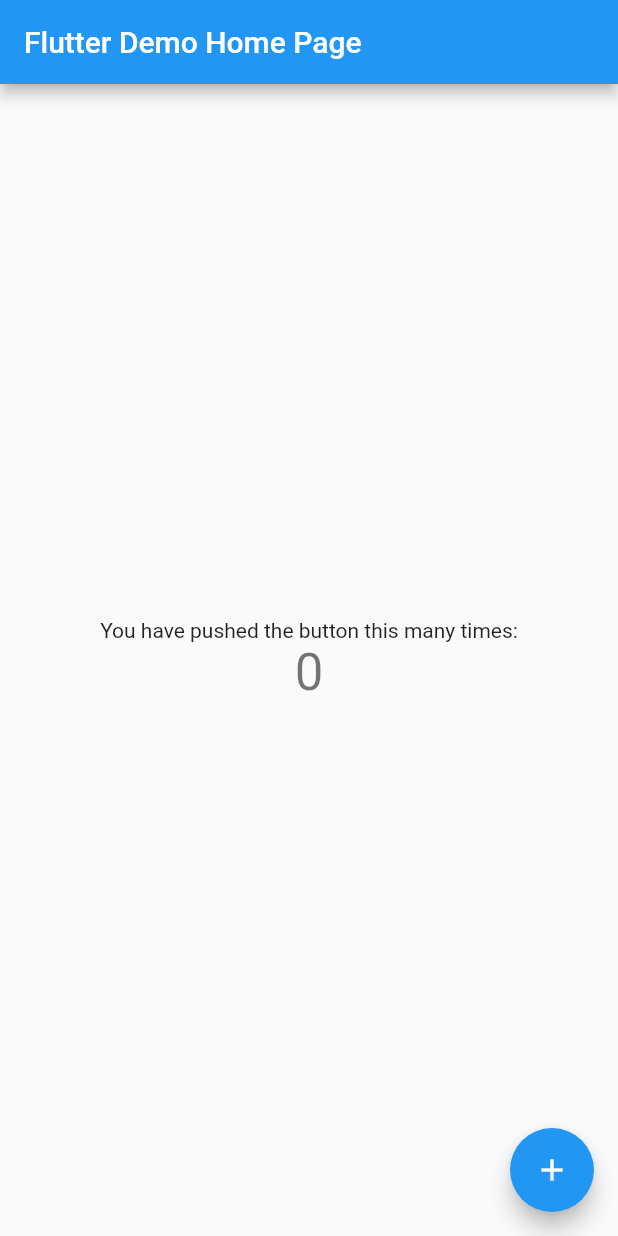
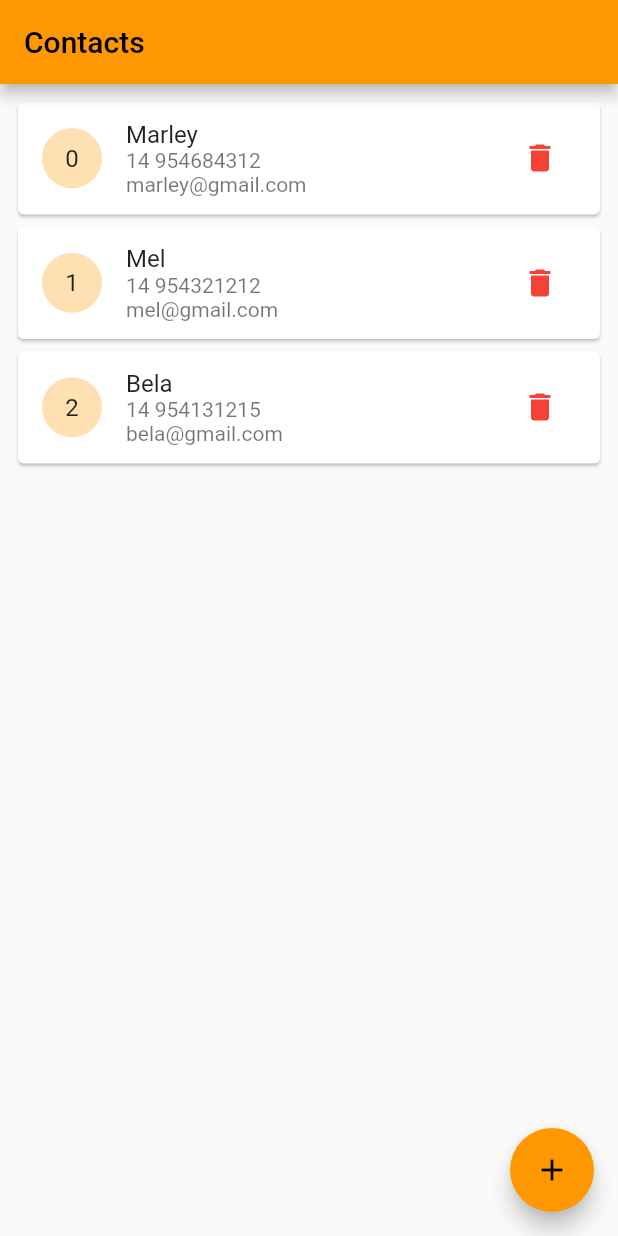
Before and after one commit to jonatascaetano/gerenciadores-de-estado, a Flutter app: the screen it shows after launch, on a phone screen of 412 x 824 dp. Run offline on Flutter 3.47's test engine with Material 2 defaults, Android fonts, the phone set to English and light mode, and no system bars.

Commit message:
Scoped model implemented

```diff
--- a/lib/main.dart
+++ b/lib/main.dart
@@ -1,4 +1,6 @@
 import 'package:flutter/material.dart';
+
+import 'view/home.dart';
 
 void main() {
   runApp(const MyApp());
@@ -6,110 +8,14 @@ void main() {
 
 class MyApp extends StatelessWidget {
   const MyApp({Key? key}) : super(key: key);
-
-  // This widget is the root of your application.
   @override
   Widget build(BuildContext context) {
     return MaterialApp(
-      title: 'Flutter Demo',
+      title: 'Scoped model',
       theme: ThemeData(
-        // This is the theme of your application.
-        //
-        // Try running your application with "flutter run". You'll see the
-        // application has a blue toolbar. Then, without quitting the app, try
-        // changing the primarySwatch below to Colors.green and then invoke
-        // "hot reload" (press "r" in the console where you ran "flutter run",
-        // or simply save your changes to "hot reload" in a Flutter IDE).
-        // Notice that the counter didn't reset back to zero; the application
-        // is not restarted.
-        primarySwatch: Colors.blue,
+        primarySwatch: Colors.orange,
       ),
-      home: const MyHomePage(title: 'Flutter Demo Home Page'),
+      home: const Home(),
     );
   }
 }
-
-class MyHomePage extends StatefulWidget {
-  const MyHomePage({Key? key, required this.title}) : super(key: key);
-
-  // This widget is the home page of your application. It is stateful, meaning
-  // that it has a State object (defined below) that contains fields that affect
-  // how it looks.
-
-  // This class is the configuration for the state. It holds the values (in this
-  // case the title) provided by the parent (in this case the App widget) and
-  // used by the build method of the State. Fields in a Widget subclass are
-  // always marked "final".
-
-  final String title;
-
-  @override
-  State<MyHomePage> createState() => _MyHomePageState();
-}
-
-class _MyHomePageState extends State<MyHomePage> {
-  int _counter = 0;
-
-  void _incrementCounter() {
-    setState(() {
-      // This call to setState tells the Flutter framework that something has
-      // changed in this State, which causes it to rerun the build method below
-      // so that the display can reflect the updated values. If we changed
-      // _counter without calling setState(), then the build method would not be
-      // called again, and so nothing would appear to happen.
-      _counter++;
-    });
-  }
-
-  @override
-  Widget build(BuildContext context) {
-    // This method is rerun every time setState is called, for instance as done
-    // by the _incrementCounter method above.
-    //
-    // The Flutter framework has been optimized to make rerunning build methods
-    // fast, so that you can just rebuild anything that needs updating rather
-    // than having to individually change instances of widgets.
-    return Scaffold(
-      appBar: AppBar(
-        // Here we take the value from the MyHomePage object that was created by
-        // the App.build method, and use it to set our appbar title.
-        title: Text(widget.title),
-      ),
-      body: Center(
-        // Center is a layout widget. It takes a single child and positions it
-        // in the middle of the parent.
-        child: Column(
-          // Column is also a layout widget. It takes a list of children and
-          // arranges them vertically. By default, it sizes itself to fit its
-          // children horizontally, and tries to be as tall as its parent.
-          //
-          // Invoke "debug painting" (press "p" in the console, choose the
-          // "Toggle Debug Paint" action from the Flutter Inspector in Android
-          // Studio, or the "Toggle Debug Paint" command in Visual Studio Code)
-          // to see the wireframe for each widget.
-          //
-          // Column has various properties to control how it sizes itself and
-          // how it positions its children. Here we use mainAxisAlignment to
-          // center the children vertically; the main axis here is the vertical
-          // axis because Columns are vertical (the cross axis would be
-          // horizontal).
-          mainAxisAlignment: MainAxisAlignment.center,
-          children: <Widget>[
-            const Text(
-              'You have pushed the button this many times:',
-            ),
-            Text(
-              '$_counter',
-              style: Theme.of(context).textTheme.headline4,
-            ),
-          ],
-        ),
-      ),
-      floatingActionButton: FloatingActionButton(
-        onPressed: _incrementCounter,
-        tooltip: 'Increment',
-        child: const Icon(Icons.add),
-      ), // This trailing comma makes auto-formatting nicer for build methods.
-    );
-  }
-}
--- /dev/null
+++ b/lib/model/contact.dart
@@ -0,0 +1,74 @@
+// ignore_for_file: public_member_api_docs, sort_constructors_first
+import 'dart:convert';
+
+class Contact {
+  int id;
+  String name;
+  String email;
+  String phone;
+
+  Contact({
+    required this.id,
+    required this.name,
+    required this.email,
+    required this.phone,
+  });
+
+  Contact copyWith({
+    int? id,
+    String? name,
+    String? email,
+    String? phone,
+  }) {
+    return Contact(
+      id: id ?? this.id,
+      name: name ?? this.name,
+      email: email ?? this.email,
+      phone: phone ?? this.phone,
+    );
+  }
+
+  Map<String, dynamic> toMap() {
+    return <String, dynamic>{
+      'id': id,
+      'name': name,
+      'email': email,
+      'phone': phone,
+    };
+  }
+
+  factory Contact.fromMap(Map<String, dynamic> map) {
+    return Contact(
+      id: map['id'] as int,
+      name: map['name'] as String,
+      email: map['email'] as String,
+      phone: map['phone'] as String,
+    );
+  }
+
+  String toJson() => json.encode(toMap());
+
+  factory Contact.fromJson(String source) =>
+      Contact.fromMap(json.decode(source) as Map<String, dynamic>);
+
+  @override
+  String toString() {
+    return 'Contact(id: $id, name: $name, email: $email, phone: $phone)';
+  }
+
+  @override
+  bool operator ==(Object other) {
+    if (identical(this, other)) return true;
+
+    return other is Contact &&
+        other.id == id &&
+        other.name == name &&
+        other.email == email &&
+        other.phone == phone;
+  }
+
+  @override
+  int get hashCode {
+    return id.hashCode ^ name.hashCode ^ email.hashCode ^ phone.hashCode;
+  }
+}
--- /dev/null
+++ b/lib/repository/contact_repository.dart
@@ -0,0 +1,51 @@
+import '../model/contact.dart';
+
+class ContactRepository {
+  List<Contact> contacts = [];
+
+  ContactRepository() {
+    contacts = [
+      Contact(
+        id: 0,
+        name: "Marley",
+        email: "marley@gmail.com",
+        phone: "14 954684312",
+      ),
+      Contact(
+        id: 1,
+        name: "Mel",
+        email: "mel@gmail.com",
+        phone: "14 954321212",
+      ),
+      Contact(
+        id: 2,
+        name: "Bela",
+        email: "bela@gmail.com",
+        phone: "14 954131215",
+      ),
+    ];
+  }
+
+  Future<List<Contact>> getContacts() async {
+    return contacts;
+  }
+
+  Future<List<Contact>> addContact({required Contact contact}) async {
+    Set<int> ids = {};
+    for (Contact x in contacts) {
+      ids.add(x.id);
+    }
+    int y = 0;
+    while (ids.contains(y)) {
+      y++;
+    }
+    contact.id = y;
+    contacts.add(contact);
+    return contacts;
+  }
+
+  Future<List<Contact>> removeContact({required Contact contact}) async {
+    contacts.remove(contact);
+    return contacts;
+  }
+}
--- /dev/null
+++ b/lib/view/home.dart
@@ -0,0 +1,71 @@
+import 'package:flutter/material.dart';
+import 'package:scoped_model/scoped_model.dart';
+import '../view_model/home_view.dart';
+import 'new_contact.dart';
+
+class Home extends StatelessWidget {
+  const Home({Key? key}) : super(key: key);
+
+  @override
+  // ignore: avoid_renaming_method_parameters
+  Widget build(BuildContext context0) {
+    return ScopedModel(
+        model: HomeView(),
+        child: ScopedModelDescendant<HomeView>(
+            builder: ((context1, child, homeView) {
+          return Scaffold(
+            appBar: AppBar(
+              title: const Text(
+                "Contacts",
+              ),
+            ),
+            body: homeView.contacts.isEmpty
+                ? Container()
+                : ListView.builder(
+                    padding: const EdgeInsets.all(8.0),
+                    itemCount: homeView.contacts.length,
+                    itemBuilder: ((context2, index) => Card(
+                          child: Padding(
+                            padding: const EdgeInsets.symmetric(vertical: 8.0),
+                            child: ListTile(
+                              leading: CircleAvatar(
+                                child: Text(
+                                    homeView.contacts[index].id.toString()),
+                              ),
+                              title: Text(homeView.contacts[index].name),
+                              subtitle: Column(
+                                crossAxisAlignment: CrossAxisAlignment.start,
+                                children: [
+                                  Text(homeView.contacts[index].phone),
+                                  Text(homeView.contacts[index].email),
+                                ],
+                              ),
+                              trailing: IconButton(
+                                onPressed: () {
+                                  homeView.removeContact(
+                                    contact: homeView.contacts[index],
+                                  );
+                                },
+                                icon: const Icon(
+                                  Icons.delete,
+                                  color: Colors.red,
+                                ),
+                              ),
+                            ),
+                          ),
+                        ))),
+            floatingActionButton: FloatingActionButton(
+                child: const Icon(Icons.add),
+                onPressed: () {
+                  Navigator.push(
+                    context0,
+                    MaterialPageRoute(
+                      builder: ((context4) =>
+                          NewContact(contextHomeViewValided: context1)),
+                    ),
+                  );
+                }),
+          );
+        })));
+  }
+}
--- /dev/null
+++ b/lib/view_model/home_view.dart
@@ -0,0 +1,29 @@
+import 'package:scoped_model/scoped_model.dart';
+
+import '../model/contact.dart';
+import '../repository/contact_repository.dart';
+
+class HomeView extends Model {
+  List<Contact> contacts = [];
+
+  ContactRepository contactRepository = ContactRepository();
+
+  HomeView() {
+    getContacts();
+  }
+
+  getContacts() async {
+    contacts = await contactRepository.getContacts();
+    notifyListeners();
+  }
+
+  addContact({required Contact contact}) async {
+    contacts = await contactRepository.addContact(contact: contact);
+    notifyListeners();
+  }
+
+  removeContact({required Contact contact}) async {
+    contacts = await contactRepository.removeContact(contact: contact);
+    notifyListeners();
+  }
+}
--- a/pubspec.yaml
+++ b/pubspec.yaml
@@ -34,6 +34,7 @@ dependencies:
   # The following adds the Cupertino Icons font to your application.
   # Use with the CupertinoIcons class for iOS style icons.
   cupertino_icons: ^1.0.2
+  scoped_model: ^2.0.0-nullsafety.0
 
 dev_dependencies:
   flutter_test:
```
Also changed, not shown: lib/view/new_contact.dart (added, +97 -0 lines), pubspec.lock.
